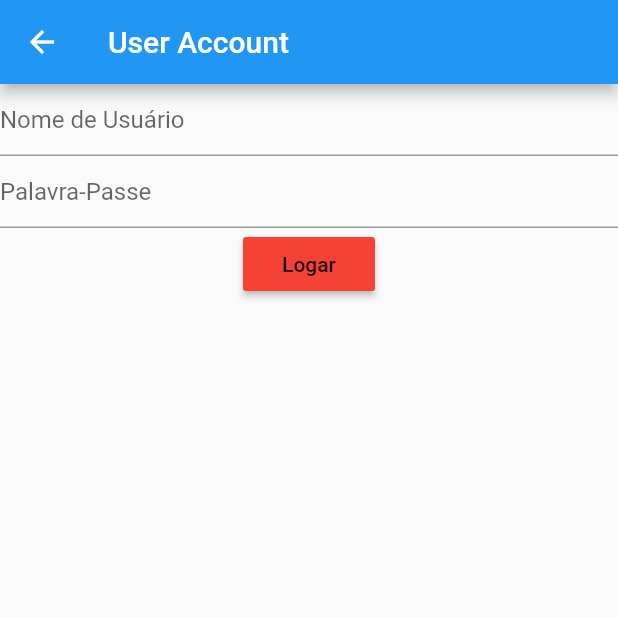
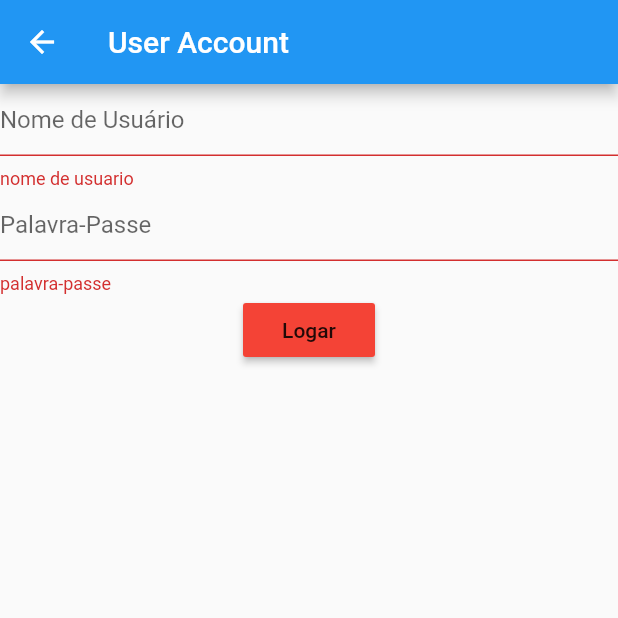
Before and after one commit to nicolau-np/confecionamento, a Flutter app: the UserPage screen opened directly, after a tap on "Logar", on a phone screen of 412 x 824 dp, the top half of it. Run offline on Flutter 3.47's test engine with Material 2 defaults, Android fonts, the phone set to English and light mode, and no system bars; our stand-ins replace carousel_slider, cloud_firestore; accounts and stored records are empty.

```diff
--- /dev/null
+++ b/lib/models/user.dart
@@ -0,0 +1,6 @@
+import 'package:cloud_firestore/cloud_firestore.dart';
+
+class User{
+  String email;
+  String password;
+}
--- a/lib/models/user_auth.dart
+++ /dev/null
@@ -1,13 +0,0 @@
-import 'package:cloud_firestore/cloud_firestore.dart';
-
-class User{
-  String username;
-  String password;
-
-  Firestore firestore = Firestore.instance;
-
-
-  Future<void> login() async{
-
-  }
-}
--- /dev/null
+++ b/lib/models/user_manager.dart
@@ -0,0 +1,11 @@
+import 'package:prato_final/models/user.dart';
+
+class UserManager{
+
+
+
+  void sigIn(User user){
+
+  }
+
+}
--- a/lib/pages/user.dart
+++ b/lib/pages/user.dart
@@ -2,8 +2,8 @@ import 'package:flutter/material.dart';
 
 class UserPage extends StatelessWidget {
   GlobalKey<FormState> _key = GlobalKey();
-  final username = TextEditingController();
-  final password = TextEditingController();
+  final TextEditingController username = TextEditingController();
+  final TextEditingController password = TextEditingController();
 
   @override
   Widget build(BuildContext context) {
@@ -42,7 +42,9 @@ class UserPage extends StatelessWidget {
               child: Text("Logar"),
               color: Colors.red,
               onPressed: () {
+                  if(_key.currentState.validate()){
 
+                  }
               },
             ),
           ],
```
